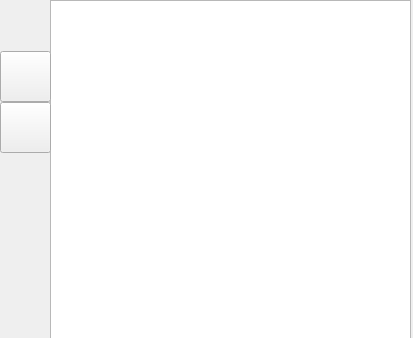
Above: client_ui/logged.ui from Polarbear-png732/ui-client before the change; both pictures show x 0 to 413 and y 0 to 338 of the 413 by 699 pixel window. Below: the same form after it.
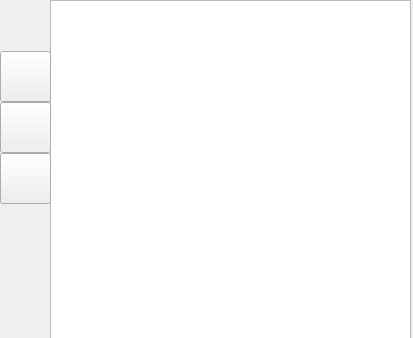
That is the form after the change. Icons and pictures are not drawn.

Commit message: 可以删除好友了

Patch:
```diff
--- a/client_ui/logged.ui
+++ b/client_ui/logged.ui
@@ -73,6 +73,22 @@
      <string/>
     </property>
    </widget>
+   <widget class="QPushButton" name="delfriend">
+    <property name="geometry">
+     <rect>
+      <x>0</x>
+      <y>153</y>
+      <width>51</width>
+      <height>51</height>
+     </rect>
+    </property>
+    <property name="styleSheet">
+     <string notr="true">border-image: url(:/image/删除好友1.png);</string>
+    </property>
+    <property name="text">
+     <string/>
+    </property>
+   </widget>
   </widget>
   <widget class="QMenuBar" name="menubar">
    <property name="geometry">
```
The commit also changes 19 other files.
